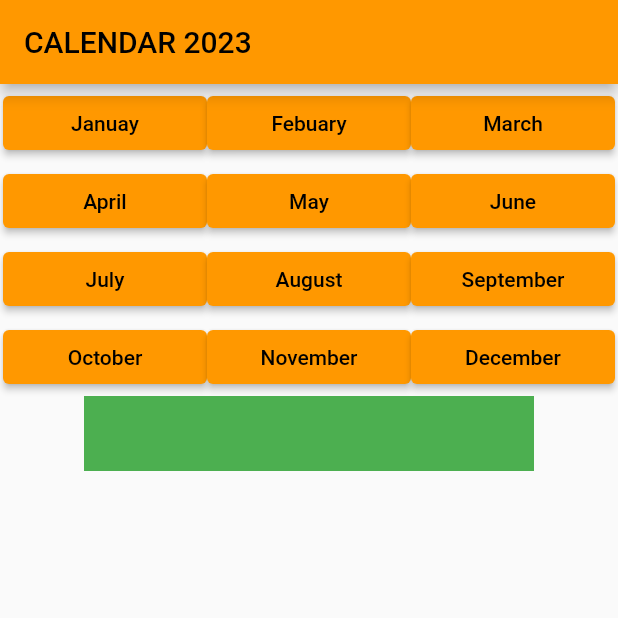
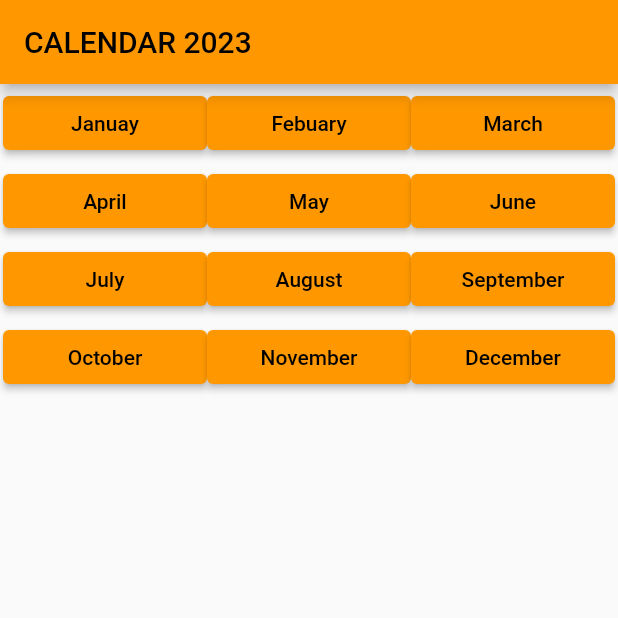
Before and after one commit to pasinyasothorn/midterm_630710665, a Flutter app: the screen it shows after launch, on a phone screen of 412 x 824 dp, the top half of it. Run offline on Flutter 3.47's test engine with Material 2 defaults, Android fonts, the phone set to English and light mode, and no system bars.

Commit message:
Update main.dart

```diff
--- a/lib/main.dart
+++ b/lib/main.dart
@@ -93,7 +93,7 @@ class _MyHomePageState extends State<MyHomePage> {
                 ]
             ),
           ),
-          Container(width: 300,height: 50,color: Colors.green),
+
         ],
 
       ),
```
